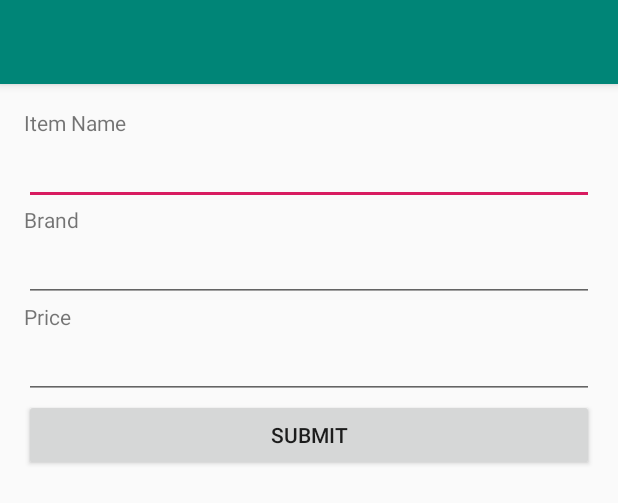
After one commit to IwonGunawan/crud_android_firebase, an Android app: the layout activity_create.xml on its own in the app's theme, with its tools: preview values and no code run, on a phone screen of 412 x 824 dp. The commit adds this screen. Shown: the top 503 px of the screen. Run offline under Robolectric (Android 15) with nearby library versions, the phone set to English and light mode, and no system bars.

Commit message:
Create Page : - integrated android with firebase - saved data to firebase - added model items - added layout create page

```diff
--- /dev/null
+++ b/app/src/main/res/layout/activity_create.xml
@@ -0,0 +1,67 @@
+<?xml version="1.0" encoding="utf-8"?>
+<LinearLayout xmlns:android="http://schemas.android.com/apk/res/android"
+    xmlns:app="http://schemas.android.com/apk/res-auto"
+    xmlns:tools="http://schemas.android.com/tools"
+    android:layout_width="match_parent"
+    android:layout_height="match_parent"
+    android:orientation="vertical"
+    tools:context=".CreateActivity">
+
+    <com.google.android.material.appbar.AppBarLayout
+        android:layout_width="match_parent"
+        android:layout_height="wrap_content"
+        android:theme="@style/AppTheme.AppBarOverlay" >
+
+        <androidx.appcompat.widget.Toolbar
+            android:id="@+id/tlCreate"
+            android:layout_width="match_parent"
+            android:layout_height="?attr/actionBarSize"
+            android:background="?attr/colorPrimary"
+            app:popupTheme="@style/AppTheme.PopupOverlay" />
+
+    </com.google.android.material.appbar.AppBarLayout>
+
+    <LinearLayout
+        android:layout_width="match_parent"
+        android:layout_height="match_parent"
+        android:orientation="vertical"
+        android:layout_marginTop="16dp"
+        android:layout_marginLeft="16dp"
+        android:layout_marginRight="16dp">
+
+        <TextView
+            android:layout_width="match_parent"
+            android:layout_height="wrap_content"
+            android:text="@string/item_name" />
+        <EditText
+            android:id="@+id/etItemName"
+            android:layout_width="match_parent"
+            android:layout_height="wrap_content" />
+
+        <TextView
+            android:layout_width="match_parent"
+            android:layout_height="wrap_content"
+            android:text="@string/item_brand" />
+        <EditText
+            android:id="@+id/etItemBrand"
+            android:layout_width="match_parent"
+            android:layout_height="wrap_content" />
+
+        <TextView
+            android:layout_width="match_parent"
+            android:layout_height="wrap_content"
+            android:text="@string/item_price" />
+        <EditText
+            android:id="@+id/etItemPrice"
+            android:layout_width="match_parent"
+            android:layout_height="wrap_content"/>
+
+        <Button
+            android:id="@+id/btnCreate"
+            android:layout_width="match_parent"
+            android:layout_height="wrap_content"
+            android:text="@string/btnSubmit"/>
+
+    </LinearLayout>
+
+</LinearLayout>
--- a/app/src/main/res/layout/activity_main.xml
+++ b/app/src/main/res/layout/activity_main.xml
@@ -23,7 +23,7 @@
     <include layout="@layout/content_main" />
 
     <com.google.android.material.floatingactionbutton.FloatingActionButton
-        android:id="@+id/fab"
+        android:id="@+id/fabCreate"
         android:layout_width="wrap_content"
         android:layout_height="wrap_content"
         android:layout_gravity="bottom|end"
--- a/app/src/main/res/values/strings.xml
+++ b/app/src/main/res/values/strings.xml
@@ -1,4 +1,8 @@
 <resources>
     <string name="app_name">CRUD Firebase</string>
     <string name="action_settings">Settings</string>
+    <string name="item_name">Item Name</string>
+    <string name="item_brand">Brand</string>
+    <string name="item_price">Price</string>
+    <string name="btnSubmit">submit</string>
 </resources>
```
Also changed, not shown: app/src/main/java/com/crud/firebase/CreateActivity.java (added, +99 -0 lines), app/src/main/java/com/crud/firebase/ItemModel.java (added, +58 -0 lines), app/src/main/java/com/crud/firebase/MainActivity.java (+19 -11 lines).
